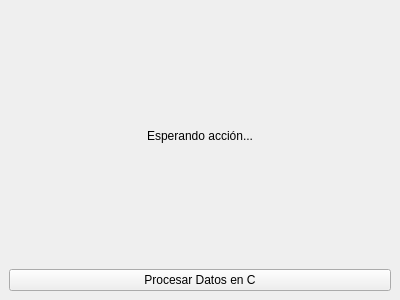
Old version of the form src/gui/mainwindow.ui in the repository WilberGuerra515/proyecto-ps-2026a.
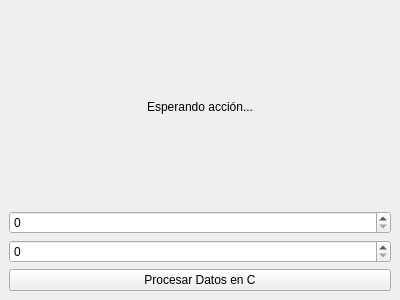
New version of the form.

Commit message: Modificando interfaz para procesamiento dinamico de entrada de usuario

```diff
--- a/src/gui/mainwindow.ui
+++ b/src/gui/mainwindow.ui
@@ -25,6 +25,12 @@
       </property>
      </widget>
     </item>
+    <item>
+     <widget class="QSpinBox" name="spinNum1"/>
+    </item>
+    <item>
+     <widget class="QSpinBox" name="spinNum2"/>
+    </item>
     <item>
      <widget class="QPushButton" name="btnProcess">
       <property name="text">
```
The commit also changes 1 other file.
